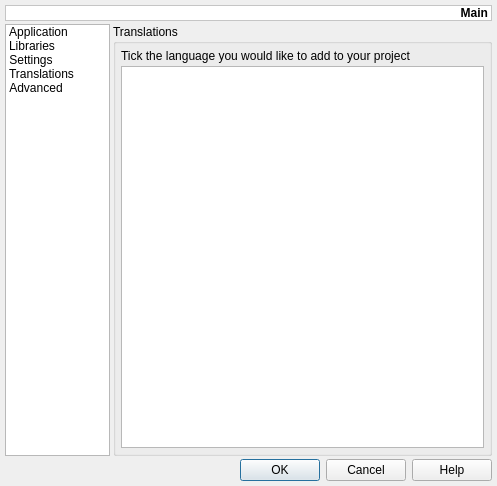
First picture: the form in v2/trunk/v2parser/src/ui/UIQMakeProjectSettings.ui, repository testmana2/mks, before the edit.
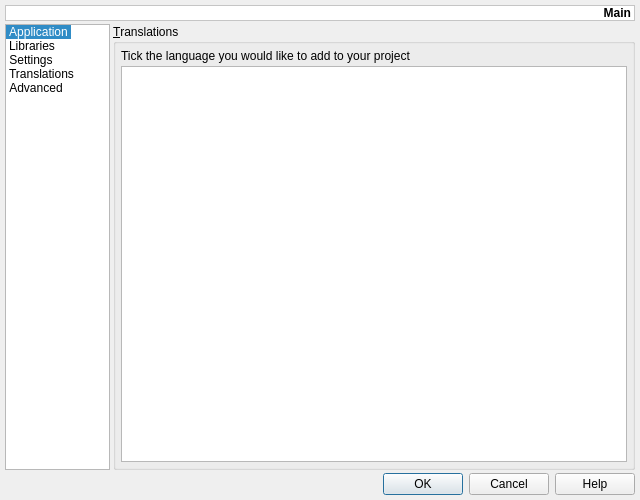
Second picture: the form after the edit. The open tabs and pages were chosen to show the change. Icons and pictures are not drawn.

Patch:
```diff
--- a/v2/trunk/v2parser/src/ui/UIQMakeProjectSettings.ui
+++ b/v2/trunk/v2parser/src/ui/UIQMakeProjectSettings.ui
@@ -5,8 +5,8 @@
    <rect>
     <x>0</x>
     <y>0</y>
-    <width>497</width>
-    <height>478</height>
+    <width>640</width>
+    <height>500</height>
    </rect>
   </property>
   <property name="windowTitle" >
@@ -934,7 +934,7 @@
        <item>
         <widget class="QGroupBox" name="gbTranslations" >
          <property name="title" >
-          <string>Translations</string>
+          <string>&amp;Translations</string>
          </property>
          <layout class="QVBoxLayout" >
           <property name="margin" >
@@ -1264,9 +1264,15 @@
      <property name="flow" >
       <enum>QListView::TopToBottom</enum>
      </property>
+     <property name="isWrapping" stdset="0" >
+      <bool>false</bool>
+     </property>
      <property name="viewMode" >
       <enum>QListView::IconMode</enum>
      </property>
+     <property name="currentRow" >
+      <number>0</number>
+     </property>
      <item>
       <property name="text" >
        <string>Application</string>
```
